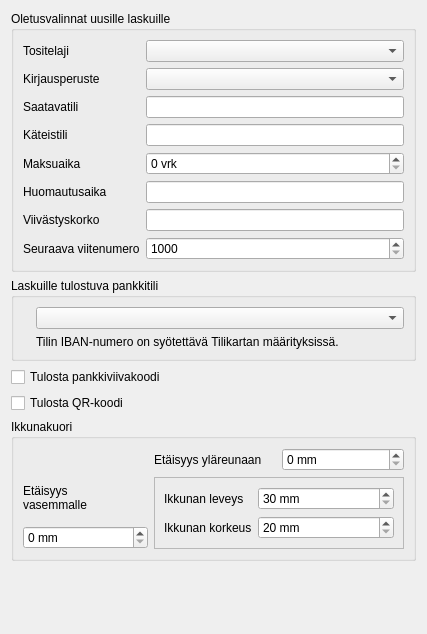
Old version of the form kitupiikki/maaritys/laskumaaritys.ui in the repository artoh/kitupiikki.
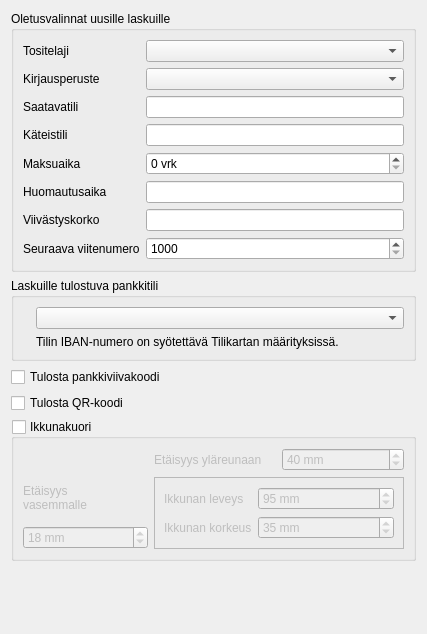
New version of the form. Custom widgets are drawn as their Qt base class.

Commit message: Ikkunakuoren valintaan ruksi

The edit to the form file:
```diff
--- a/kitupiikki/maaritys/laskumaaritys.ui
+++ b/kitupiikki/maaritys/laskumaaritys.ui
@@ -183,6 +183,12 @@
      <property name="title">
       <string>Ikkunakuori</string>
      </property>
+     <property name="checkable">
+      <bool>true</bool>
+     </property>
+     <property name="checked">
+      <bool>false</bool>
+     </property>
      <layout class="QGridLayout" name="gridLayout" columnstretch="1,2">
       <item row="0" column="1">
        <layout class="QHBoxLayout" name="horizontalLayout">
@@ -201,9 +207,15 @@
           <property name="prefix">
            <string/>
           </property>
+          <property name="minimum">
+           <number>30</number>
+          </property>
           <property name="maximum">
            <number>100</number>
           </property>
+          <property name="value">
+           <number>40</number>
+          </property>
          </widget>
         </item>
        </layout>
@@ -225,6 +237,9 @@
           <property name="maximum">
            <number>60</number>
           </property>
+          <property name="value">
+           <number>18</number>
+          </property>
          </widget>
         </item>
        </layout>
@@ -251,11 +266,14 @@
             <string> mm</string>
            </property>
            <property name="minimum">
-            <number>30</number>
+            <number>50</number>
            </property>
            <property name="maximum">
             <number>180</number>
            </property>
+           <property name="value">
+            <number>95</number>
+           </property>
           </widget>
          </item>
          <item row="1" column="0">
@@ -276,6 +294,9 @@
            <property name="maximum">
             <number>120</number>
            </property>
+           <property name="value">
+            <number>35</number>
+           </property>
           </widget>
          </item>
         </layout>
```
Left out of the diff: 2 changed lines with no effect on the pictures. The commit also changes 1 other file.
